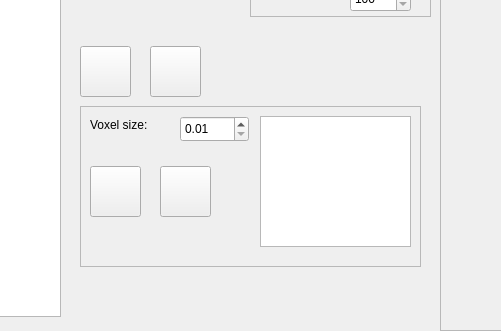
Old version of the form GUI/procesamiento.ui in the repository Nickleon16/APP_LIDAR; both pictures show x 200 to 701 and y 244 to 575 of the 1330 by 575 pixel window.
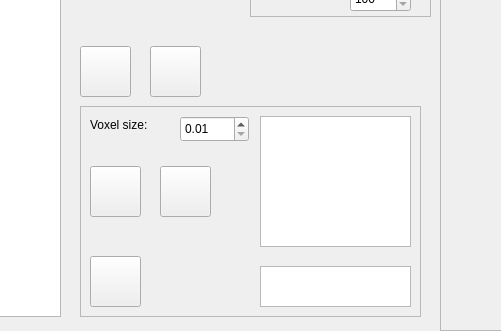
New version of the form. Icons and pictures are not drawn.

Patch:
```diff
--- a/GUI/procesamiento.ui
+++ b/GUI/procesamiento.ui
@@ -519,7 +519,7 @@
      <x>280</x>
      <y>350</y>
      <width>341</width>
-     <height>161</height>
+     <height>211</height>
     </rect>
    </property>
    <property name="frameShape">
@@ -625,6 +625,45 @@
      </size>
     </property>
    </widget>
+   <widget class="QPushButton" name="seleccionarOdomPushButton">
+    <property name="geometry">
+     <rect>
+      <x>10</x>
+      <y>150</y>
+      <width>51</width>
+      <height>51</height>
+     </rect>
+    </property>
+    <property name="toolTip">
+     <string>Subir nueva nube</string>
+    </property>
+    <property name="text">
+     <string/>
+    </property>
+    <property name="icon">
+     <iconset resource="iconos.qrc">
+      <normaloff>:/newPrefix/icons8-plus-math-60.png</normaloff>:/newPrefix/icons8-plus-math-60.png</iconset>
+    </property>
+    <property name="iconSize">
+     <size>
+      <width>32</width>
+      <height>33</height>
+     </size>
+    </property>
+   </widget>
+   <widget class="QListWidget" name="odomListWidget">
+    <property name="geometry">
+     <rect>
+      <x>180</x>
+      <y>160</y>
+      <width>151</width>
+      <height>41</height>
+     </rect>
+    </property>
+    <property name="selectionMode">
+     <enum>QAbstractItemView::MultiSelection</enum>
+    </property>
+   </widget>
   </widget>
   <zorder>frame</zorder>
   <zorder>label_7</zorder>
```
